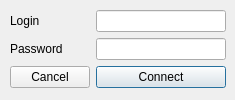
Qt form QT/TP1/Introduction/login.ui (RakSrinaNa/DI4---QT) before a commit.
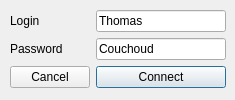
The same form after that commit.

Commit message: Prefill login window

The edit to the form file:
```diff
--- a/QT/TP1/Introduction/login.ui
+++ b/QT/TP1/Introduction/login.ui
@@ -34,7 +34,7 @@
      <x>10</x>
      <y>10</y>
      <width>216</width>
-     <height>81</height>
+     <height>86</height>
     </rect>
    </property>
    <layout class="QFormLayout" name="formLayout">
@@ -52,7 +52,11 @@
      </widget>
     </item>
     <item row="0" column="1">
-     <widget class="QLineEdit" name="loginEdit"/>
+     <widget class="QLineEdit" name="loginEdit">
+      <property name="text">
+       <string>Thomas</string>
+      </property>
+     </widget>
     </item>
     <item row="1" column="0">
      <widget class="QLabel" name="label_2">
@@ -62,7 +66,11 @@
      </widget>
     </item>
     <item row="1" column="1">
-     <widget class="QLineEdit" name="passwordEdit"/>
+     <widget class="QLineEdit" name="passwordEdit">
+      <property name="text">
+       <string>Couchoud</string>
+      </property>
+     </widget>
     </item>
     <item row="2" column="0">
      <widget class="QPushButton" name="cancelButton">
```
